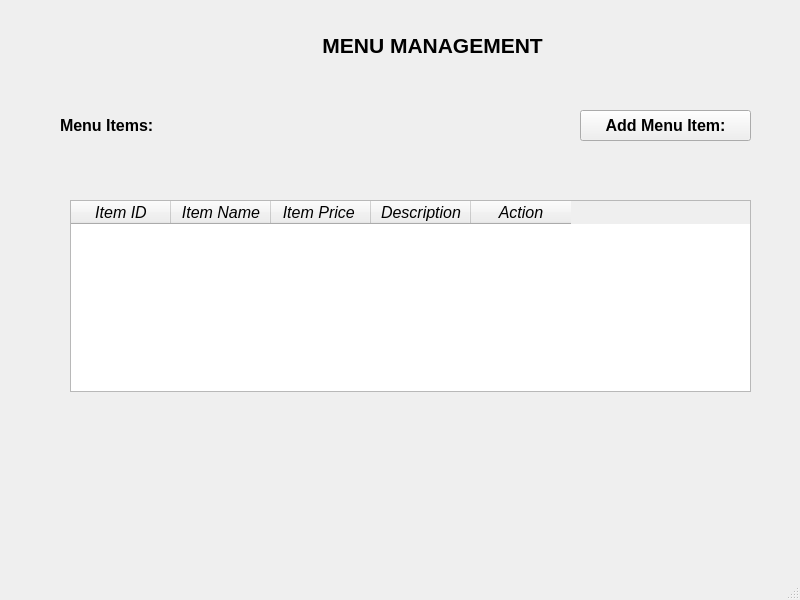
Old version of the form RMS_qt/menu.ui in the repository dev-pratik02/RMS.
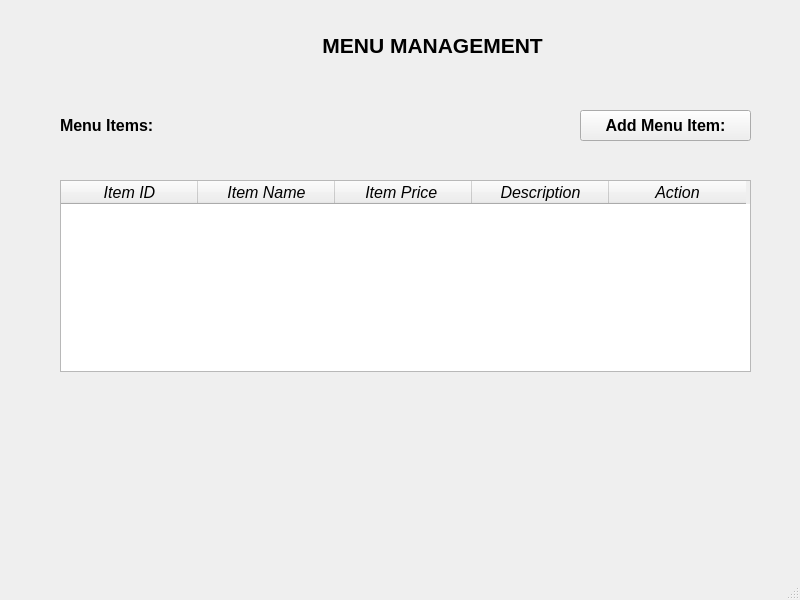
New version of the form.

Commit message: add menu item completed

Diff of the .ui file:
```diff
--- a/RMS_qt/menu.ui
+++ b/RMS_qt/menu.ui
@@ -85,14 +85,61 @@
     </property>
    </widget>
    <widget class="QTableWidget" name="tableWidget">
+    <property name="enabled">
+     <bool>true</bool>
+    </property>
     <property name="geometry">
      <rect>
-      <x>70</x>
-      <y>200</y>
-      <width>681</width>
+      <x>60</x>
+      <y>180</y>
+      <width>691</width>
       <height>192</height>
      </rect>
     </property>
+    <property name="sizePolicy">
+     <sizepolicy hsizetype="Expanding" vsizetype="Expanding">
+      <horstretch>0</horstretch>
+      <verstretch>0</verstretch>
+     </sizepolicy>
+    </property>
+    <property name="baseSize">
+     <size>
+      <width>0</width>
+      <height>0</height>
+     </size>
+    </property>
+    <property name="font">
+     <font>
+      <pointsize>12</pointsize>
+      <italic>true</italic>
+      <bold>false</bold>
+      <strikeout>false</strikeout>
+      <stylestrategy>PreferDefault</stylestrategy>
+      <kerning>true</kerning>
+      <hintingpreference>PreferDefaultHinting</hintingpreference>
+     </font>
+    </property>
+    <property name="mouseTracking">
+     <bool>false</bool>
+    </property>
+    <property name="tabletTracking">
+     <bool>false</bool>
+    </property>
+    <attribute name="horizontalHeaderMinimumSectionSize">
+     <number>28</number>
+    </attribute>
+    <attribute name="horizontalHeaderDefaultSectionSize">
+     <number>137</number>
+    </attribute>
+    <attribute name="horizontalHeaderHighlightSections">
+     <bool>true</bool>
+    </attribute>
+    <attribute name="horizontalHeaderShowSortIndicator" stdset="0">
+     <bool>false</bool>
+    </attribute>
+    <attribute name="verticalHeaderDefaultSectionSize">
+     <number>29</number>
+    </attribute>
     <column>
      <property name="text">
       <string>Item ID</string>
```
The commit also changes 4 other files.
